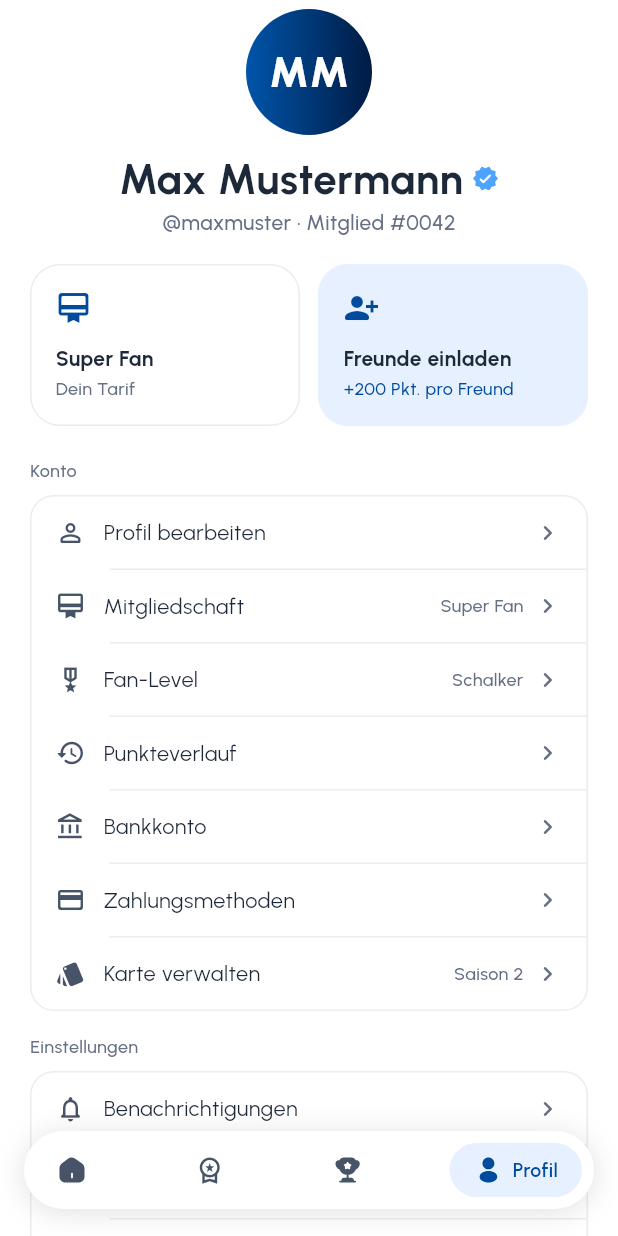
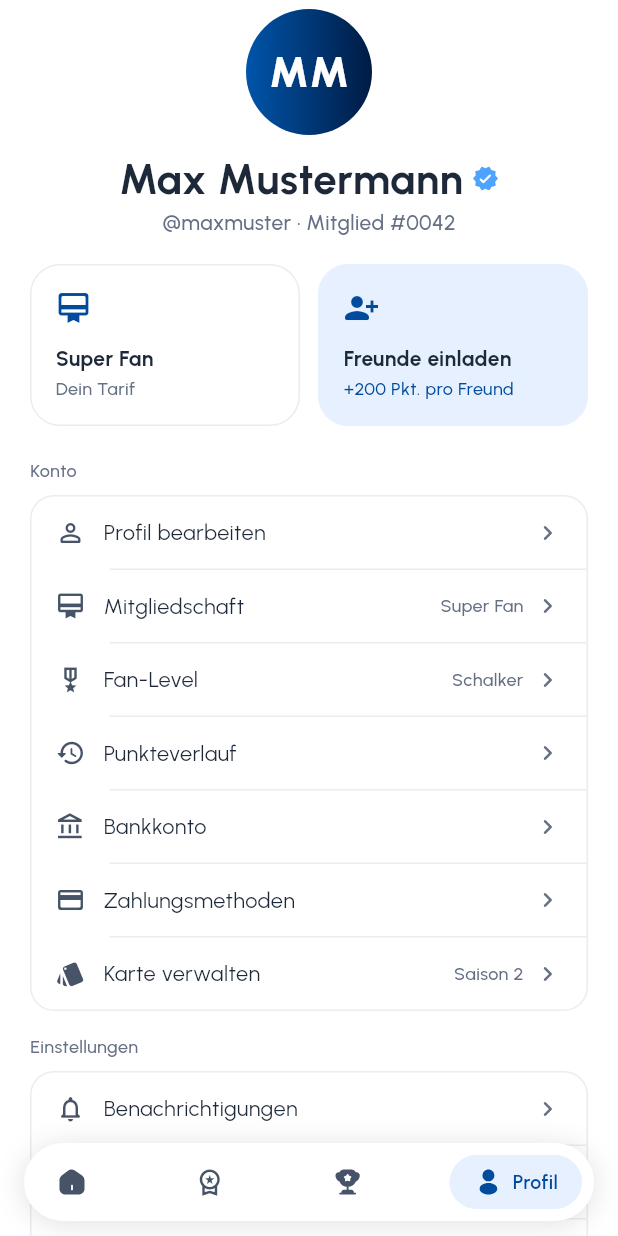
Before and after one commit to COREVIONLABS/EMBAapp-native, a Flutter app: the MainShell screen opened directly, item 4 of the bottom bar chosen, on a phone screen of 412 x 824 dp. Run offline on Flutter 3.47's test engine with Material 3 defaults, Android fonts, the phone set to English and light mode, and no system bars; our stand-ins replace flutter_svg.

Commit message:
Edge-to-edge system bars: app background runs under status/nav bar [skip ci]
Enable SystemUiMode.edgeToEdge and make both system bars transparent with
theme-adaptive icon brightness, so the app's own background runs
seamlessly under the status bar (and nav bar) instead of leaving a
separate band. Add the bottom safe-area inset to the floating nav and to
the Home/Tab/Sub scroll paddings so content clears the gesture bar.

Co-Authored-By: Claude Opus 4.8 <noreply@anthropic.com>
Claude-Session: https://claude.ai/code/session_0138H2TPm9wvb2D54WvCY8tL

```diff
--- a/lib/main.dart
+++ b/lib/main.dart
@@ -7,6 +7,9 @@ import 'screens/splash_screen.dart';
 
 void main() {
   WidgetsFlutterBinding.ensureInitialized();
+  // Draw the app behind the system status + navigation bars so the app's own
+  // background runs seamlessly under them (no separate status-bar band).
+  SystemChrome.setEnabledSystemUIMode(SystemUiMode.edgeToEdge);
   runApp(const SchalkeApp());
 }
 
@@ -25,6 +28,9 @@ class SchalkeApp extends StatelessWidget {
           statusBarColor: Colors.transparent,
           statusBarIconBrightness: dark ? Brightness.light : Brightness.dark,
           statusBarBrightness: dark ? Brightness.dark : Brightness.light,
+          systemNavigationBarColor: Colors.transparent,
+          systemNavigationBarIconBrightness: dark ? Brightness.light : Brightness.dark,
+          systemNavigationBarContrastEnforced: false,
         ));
         return ValueListenableBuilder<AppLocale>(
           valueListenable: localeNotifier,
--- a/lib/screens/home_matchday.dart
+++ b/lib/screens/home_matchday.dart
@@ -61,7 +61,7 @@ class _HomeMatchdayScreenState extends State<HomeMatchdayScreen> {
         onRefresh: _refresh,
         color: AppColors.brandPrimary,
         child: ListView(
-          padding: EdgeInsets.only(top: MediaQuery.of(context).padding.top + 6, bottom: 120),
+          padding: EdgeInsets.only(top: MediaQuery.of(context).padding.top + 6, bottom: 120 + MediaQuery.of(context).padding.bottom),
           children: [
             if (_loading) const _HomeSkeleton() else ...[
             _header(),
--- a/lib/widgets/bottom_nav.dart
+++ b/lib/widgets/bottom_nav.dart
@@ -26,8 +26,11 @@ class AppBottomNav extends StatelessWidget {
 
   @override
   Widget build(BuildContext context) {
+    // Add the bottom safe-area inset so the floating bar clears the Android
+    // gesture / navigation bar now that the app draws edge-to-edge.
+    final bottomInset = MediaQuery.of(context).padding.bottom;
     return Padding(
-      padding: const EdgeInsets.fromLTRB(16, 0, 16, 18),
+      padding: EdgeInsets.fromLTRB(16, 0, 16, 10 + bottomInset),
       child: Container(
         padding: const EdgeInsets.all(8),
         decoration: BoxDecoration(
--- a/lib/widgets/sub_scaffold.dart
+++ b/lib/widgets/sub_scaffold.dart
@@ -26,7 +26,7 @@ class SubScaffold extends StatelessWidget {
         child: Column(
           children: [
             _bar(context),
-            Expanded(child: ListView(padding: padding, children: children)),
+            Expanded(child: ListView(padding: padding.add(EdgeInsets.only(bottom: bottomBar == null ? MediaQuery.of(context).padding.bottom : 0)), children: children)),
             if (bottomBar != null)
               SafeArea(top: false, child: Padding(padding: const EdgeInsets.all(20), child: bottomBar!)),
           ],
--- a/lib/widgets/tab_scaffold.dart
+++ b/lib/widgets/tab_scaffold.dart
@@ -81,9 +81,9 @@ class _TabScaffoldState extends State<TabScaffold> {
 
   @override
   Widget build(BuildContext context) {
-    final topInset = MediaQuery.of(context).padding.top;
+    final mq = MediaQuery.of(context).padding;
     final list = ListView(
-      padding: EdgeInsets.only(top: widget.extendTopUnderStatusBar ? 0 : topInset + 6, bottom: 120),
+      padding: EdgeInsets.only(top: widget.extendTopUnderStatusBar ? 0 : mq.top + 6, bottom: 120 + mq.bottom),
       children: [
         if (_loading) widget.skeleton! else ...widget.children,
       ],
```
